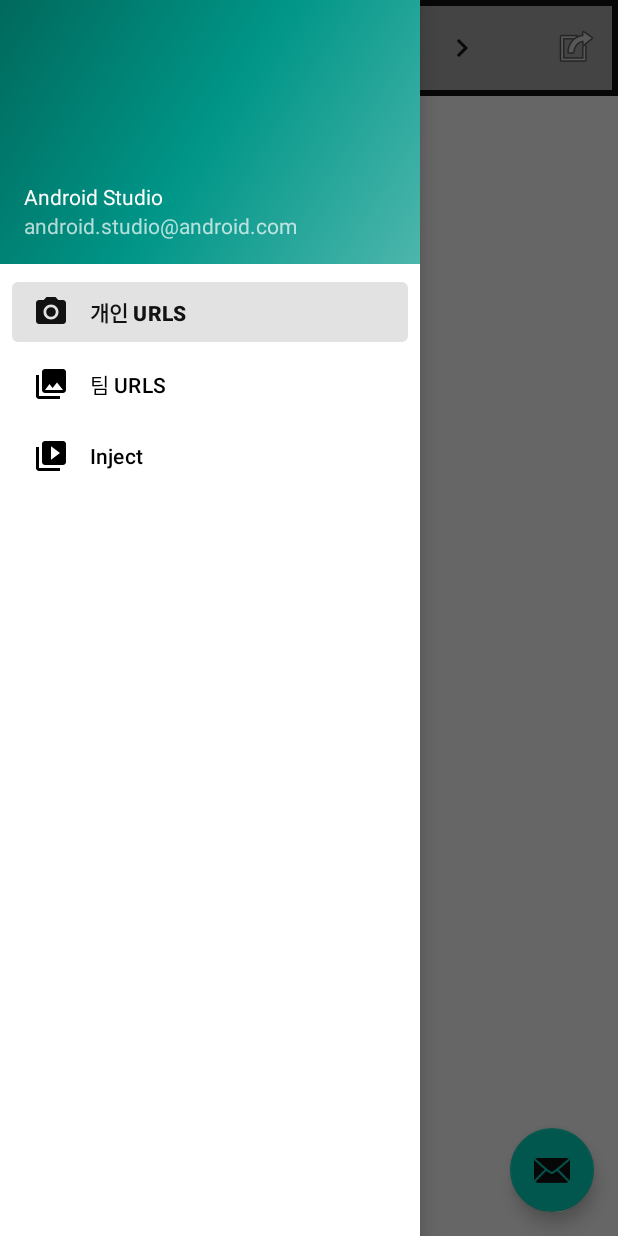
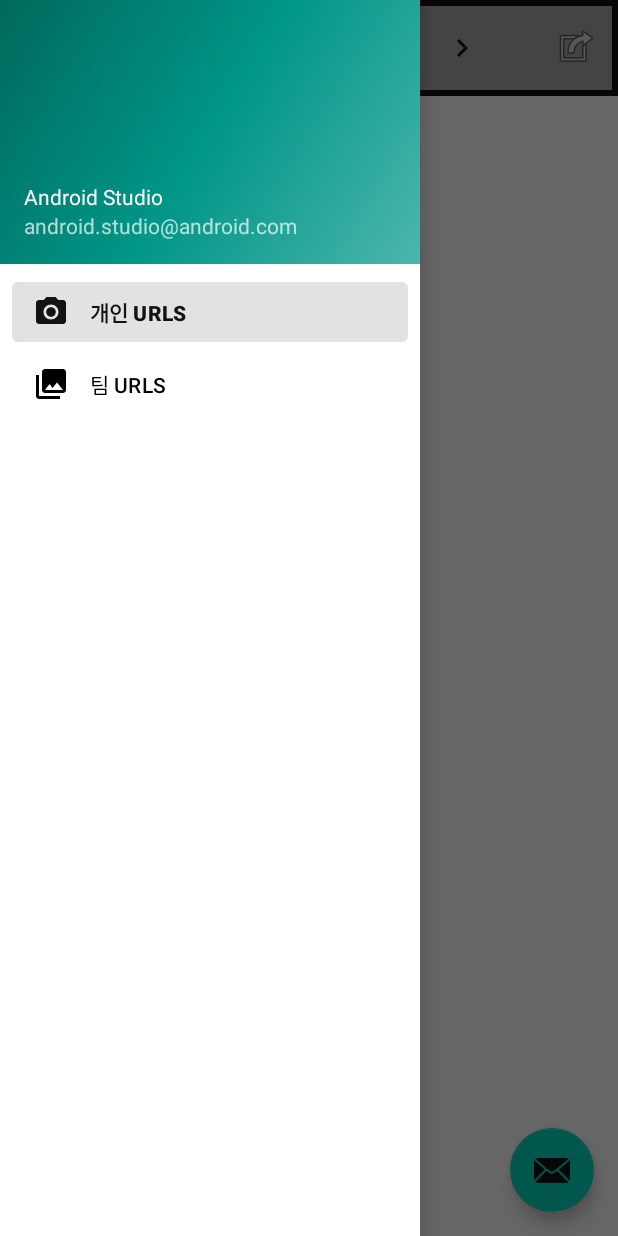
Before and after one commit to kimwoo123/URLs, an Android app built with Jetpack Compose: the MenuActivity screen opened directly, with no data from a screen before it, with the side drawer open, on a phone screen of 412 x 824 dp. Run offline under Robolectric (Android 15) with nearby library versions, the phone set to English and light mode, and no system bars; our stand-ins replace Dagger/Hilt's generated code, Timber, navigation-ui; pictures from the network do not load.

Commit message:
[DELETE] #S05P31B201-90 / delete other source

```diff
--- a/client/c2/app/src/main/res/menu/activity_main_drawer.xml
+++ b/client/c2/app/src/main/res/menu/activity_main_drawer.xml
@@ -12,9 +12,5 @@
             android:id="@+id/nav_gallery"
             android:icon="@drawable/ic_menu_gallery"
             android:title="@string/menu_team" />
-        <item
-            android:id="@+id/nav_slideshow"
-            android:icon="@drawable/ic_menu_slideshow"
-            android:title="@string/menu_inject" />
     </group>
 </menu>
```
